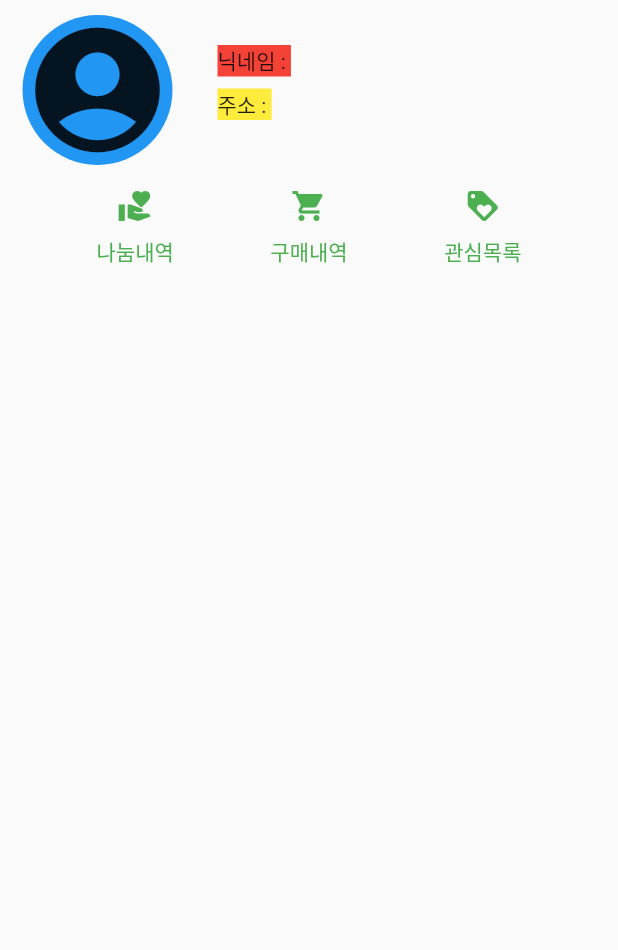
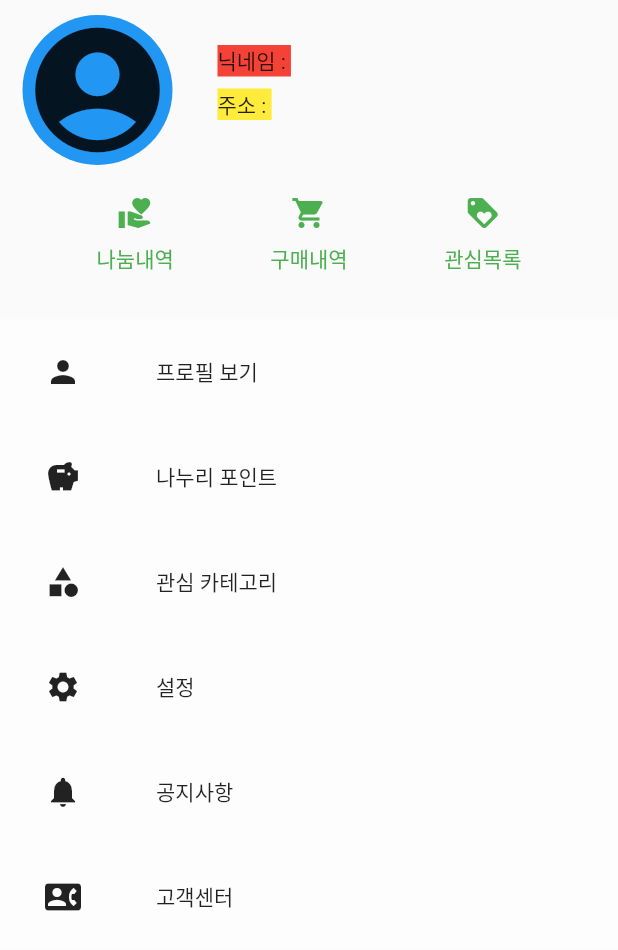
Before and after one commit to parkminsoo99/flutter_makeapp, a Flutter app: the My widget shown alone on an empty page, opened directly, on a phone screen of 412 x 824 dp. Shown: the top 950 px of the screen. Run offline on Flutter 3.47's test engine with Material 2 defaults, Android fonts, the phone set to English and light mode, and no system bars.

```diff
--- a/lib/main.dart
+++ b/lib/main.dart
@@ -1,9 +1,15 @@
 import 'package:flutter/material.dart';
 import './sale.dart';
-
 void main() => runApp(MaterialApp(title: 'MyApp', home: MainPage()));
 
-const List<String> items = ['물건A', '물건B', '물건C'];
+final List<String> items = ['물건A', '물건B', '물건C'];
+
+final Color color = Colors.green;
+
+final Color buttonColor = Colors.white.withOpacity(0.6);
+
+Test123 x = new Test123(); //클래스로 전달
+SaleState Sale = new SaleState();
 
 class MainPage extends StatefulWidget {
   MainPage({Key? key}) : super(key: key);
@@ -37,6 +43,12 @@ class _PageZero extends State<MainPage> {
               onPressed: () {
                 print("검색기능");
               }),
+          IconButton(
+            icon: Icon(Icons.layers),
+            onPressed: () {
+              print("카테고리기능");
+            },
+          ),
           IconButton(
               icon: Icon(Icons.login),
               onPressed: () {
@@ -131,21 +143,32 @@ class Donation extends StatelessWidget {
 //MY_Class => 나의 정보
 
 class My extends StatelessWidget {
-  static const Color color = Colors.green;
-
   Widget build(BuildContext context) {
-    return Column(
+    return SingleChildScrollView(
+      child: Column(
         children: <Widget>[
           _topPage(),
           Row(
             mainAxisAlignment: MainAxisAlignment.spaceEvenly,
             children: [
-            middleButton(color, Icons.volunteer_activism, '나눔내역', context),
-            middleButton(color, Icons.shopping_cart, '구매내역', context),
-            middleButton(color, Icons.loyalty, '관심목록', context),
+              middleButton(color, Icons.volunteer_activism, '나눔내역', context, Sale),
+              middleButton(color, Icons.shopping_cart, '구매내역', context, x),
+              middleButton(color, Icons.loyalty, '관심목록', context, x),
+            ],
+          ),
+          Column(
+            mainAxisAlignment: MainAxisAlignment.start,
+            children: [
+              bottomButton(buttonColor, Icons.person, '프로필 보기'),
+              bottomButton(buttonColor, Icons.savings, '나누리 포인트'),
+              bottomButton(buttonColor, Icons.category, '관심 카테고리'),
+              bottomButton(buttonColor, Icons.settings, '설정'),
+              bottomButton(buttonColor, Icons.notifications, '공지사항'),
+              bottomButton(buttonColor, Icons.contact_phone, '고객센터'),
             ],
           ),
         ],
+      ),
     );
   }
 
@@ -206,23 +229,23 @@ class My extends StatelessWidget {
   }
 
   Column middleButton(
-      Color color, IconData icon, String label, BuildContext context) {
+      Color color, IconData icon, String label, BuildContext context, test) {
     return Column(
         mainAxisSize: MainAxisSize.min,
         mainAxisAlignment: MainAxisAlignment.center,
         children: [
           Container(
-            margin: EdgeInsets.only(top: 15),
+            margin: EdgeInsets.only(top: 20),
             child: GestureDetector(
               onTap: () {
-                Navigator.push(context,
-                    MaterialPageRoute(builder: (context) => SaleState()));
+                Navigator.push(
+                    context, MaterialPageRoute(builder: (context) => test));
               },
               child: Column(
                 children: [
                   Icon(icon, color: color),
                   Container(
-                    margin: EdgeInsets.only(top: 8),
+                    margin: EdgeInsets.only(top: 8, bottom: 30),
                     child: Text(label, style: TextStyle(color: color)),
                   ),
                 ],
@@ -231,4 +254,41 @@ class My extends StatelessWidget {
           )
         ]);
   }
+
+  Column bottomButton(
+      Color buttonColor, IconData settingIcon, String settingText) {
+    return Column(
+      mainAxisSize: MainAxisSize.max,
+      mainAxisAlignment: MainAxisAlignment.start,
+      children: <Widget>[
+        GestureDetector(
+            child: Container(
+              color: buttonColor,
+              height: 70,
+              width: double.infinity,
+              child: Row(children: <Widget>[
+                Container(
+                  margin: EdgeInsets.only(left: 30),
+                  child: Icon(settingIcon),
+                ),
+                Container(
+                  margin: EdgeInsets.only(left: 50),
+                  child: Text(settingText),
+                ),
+              ]),
+            ),
+            onTap: () {
+              print('test1');
+            }),
+      ],
+    );
   }
+}
+
+class Test123 extends StatelessWidget {
+  Widget build(BuildContext context) {
+    return Scaffold(
+      body: Text("test123123"),
+    );
+  }
+}
```
Lines whose indentation alone changed are shown as unchanged.
